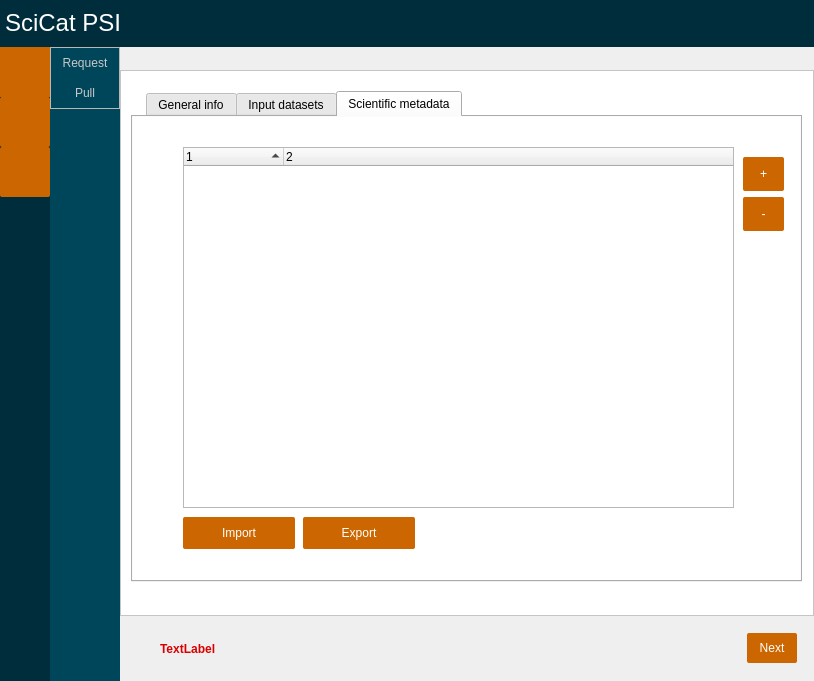
paulscherrerinstitute/scicat-qt, file PSIArchiver/dialog.ui: the form before one commit.
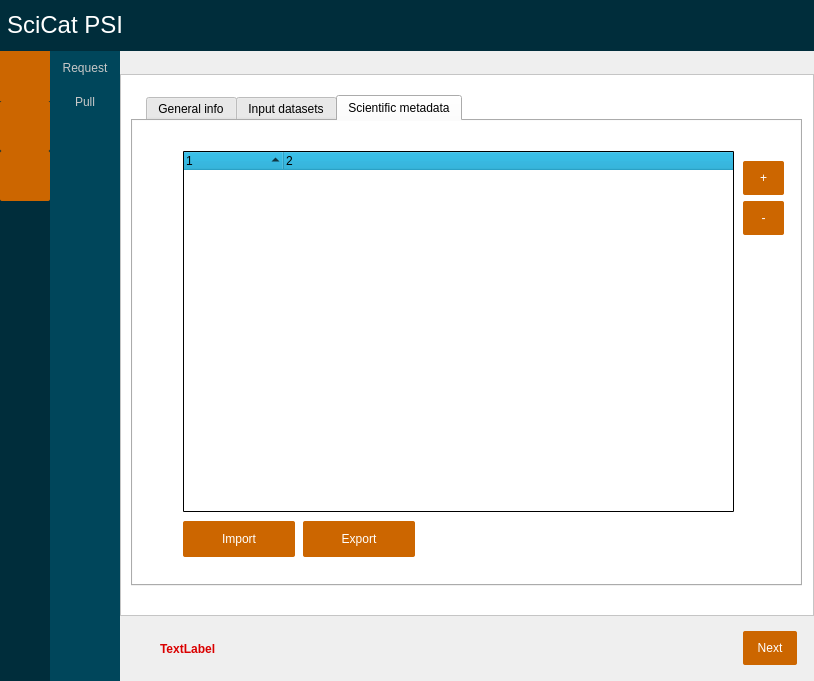
The form after the commit. The open tabs and pages were chosen to show the change. Icons and pictures are not drawn.

The edit to the form file:
```diff
--- a/PSIArchiver/dialog.ui
+++ b/PSIArchiver/dialog.ui
@@ -23,7 +23,7 @@
    <string>PSIArchiver</string>
   </property>
   <property name="styleSheet">
-   <string notr="true">QPushButton{background-color: rgb(204, 102, 0); color: rgb(255, 255, 255); border-radius:2px; min-width:50px; min-height:30px}
+   <string notr="true">QPushButton{background-color: rgb(204, 102, 0); color: rgb(255, 255, 255); border-radius:2px; min-width:50px; min-height:30px; padding: 2px;}
 QPushButton:hover{background-color: rgb(244, 122, 0); color: rgb(255, 255, 255)}
 </string>
   </property>
@@ -72,16 +72,16 @@
        <number>0</number>
       </property>
       <property name="leftMargin">
-       <number>0</number>
+       <number>2</number>
       </property>
       <property name="topMargin">
-       <number>0</number>
+       <number>2</number>
       </property>
       <property name="rightMargin">
-       <number>0</number>
+       <number>2</number>
       </property>
       <property name="bottomMargin">
-       <number>0</number>
+       <number>2</number>
       </property>
       <item>
        <widget class="QLabel" name="labelLogo">
@@ -201,10 +201,13 @@
             <height>50</height>
            </size>
           </property>
+          <property name="toolTip">
+           <string>Login</string>
+          </property>
           <property name="styleSheet">
-           <string notr="true">QPushButton{border-image:url(&quot;:/images/login-active.svg&quot;); background-repeat: no-repeat; width:50px; height:50px; border-radius:0px}
-QPushButton:hover{border-image:url(&quot;:/images/login.svg&quot;); background-repeat: no-repeat; width:50px; height:50px}
-QPushButton:!enabled{border-image:url(&quot;:/images/login-not-active.svg&quot;); background-repeat: no-repeat; width:50px; height:50px}
+           <string notr="true">QPushButton{background-repeat: no-repeat; width:50px; height:50px; border-radius:0px; padding:0px}
+QPushButton:hover{background-repeat: no-repeat; width:50px; height:50px}
+QPushButton:!enabled{background-repeat: no-repeat; width:50px; height:50px}
 </string>
           </property>
           <property name="text">
@@ -229,8 +232,11 @@
             <height>50</height>
            </size>
           </property>
+          <property name="toolTip">
+           <string>Archive data</string>
+          </property>
           <property name="styleSheet">
-           <string notr="true">QPushButton{border-image:url(&quot;:/images/archive-not-active.svg&quot;); background-repeat: no-repeat; width:50px; height:50px}
+           <string notr="true">QPushButton{border-image:url(&quot;:/images/archive-not-active.svg&quot;); background-repeat: no-repeat; width:50px; height:50px; padding:0px}
 QPushButton:hover{border-image:url(&quot;:/images/archive.svg&quot;); background-repeat: no-repeat; width:50px; height:50px}
 QPushButton:!enabled{border-image:url(&quot;:/images/archive-not-active.svg&quot;); background-repeat: no-repeat; width:50px; height:50px}
 
@@ -255,8 +261,11 @@
             <height>50</height>
            </size>
           </property>
+          <property name="toolTip">
+           <string>Retrieve data</string>
+          </property>
           <property name="styleSheet">
-           <string notr="true">QPushButton{border-image:url(&quot;:/images/retrieve-not-active.svg&quot;); background-repeat: no-repeat; width:50px; height:50px}
+           <string notr="true">QPushButton{border-image:url(&quot;:/images/retrieve-not-active.svg&quot;); background-repeat: no-repeat; width:50px; height:50px; padding:0px}
 QPushButton:hover{border-image:url(&quot;:/images/retrieve.svg&quot;); background-repeat: no-repeat; width:50px; height:50px}
 QPushButton:!enabled{border-image:url(&quot;:/images/retrieve-not-active.svg&quot;); background-repeat: no-repeat; width:50px; height:50px}
 
@@ -362,8 +371,8 @@
              </property>
              <property name="minimumSize">
               <size>
-               <width>50</width>
-               <height>30</height>
+               <width>54</width>
+               <height>34</height>
               </size>
              </property>
              <property name="styleSheet">
@@ -390,8 +399,8 @@
              </property>
              <property name="minimumSize">
               <size>
-               <width>50</width>
-               <height>30</height>
+               <width>54</width>
+               <height>34</height>
               </size>
              </property>
              <property name="styleSheet">
@@ -418,8 +427,8 @@
              </property>
              <property name="minimumSize">
               <size>
-               <width>50</width>
-               <height>30</height>
+               <width>54</width>
+               <height>34</height>
               </size>
              </property>
              <property name="styleSheet">
@@ -476,36 +485,6 @@
             <number>0</number>
            </property>
            <item>
-            <widget class="QFrame" name="frame_3">
-             <property name="sizePolicy">
-              <sizepolicy hsizetype="Preferred" vsizetype="Fixed">
-               <horstretch>0</horstretch>
-               <verstretch>0</verstretch>
-              </sizepolicy>
-             </property>
-             <property name="frameShape">
-              <enum>QFrame::StyledPanel</enum>
-             </property>
-             <property name="frameShadow">
-              <enum>QFrame::Raised</enum>
-             </property>
-             <layout class="QVBoxLayout" name="verticalLayout_17">
-              <property name="spacing">
-               <number>0</number>
-              </property>
-              <property name="leftMargin">
-               <number>0</number>
-              </property>
-              <property name="topMargin">
-               <number>0</number>
-              </property>
-              <property name="rightMargin">
-               <number>0</number>
-              </property>
-              <property name="bottomMargin">
-               <number>0</number>
-              </property>
-              <item>
                <widget class="QPushButton" name="pushButtonRequest">
                 <property name="sizePolicy">
                  <sizepolicy hsizetype="Preferred" vsizetype="Fixed">
@@ -515,8 +494,8 @@
                 </property>
                 <property name="minimumSize">
                  <size>
-                  <width>50</width>
-                  <height>50</height>
+               <width>54</width>
+               <height>34</height>
                  </size>
                 </property>
                 <property name="styleSheet">
@@ -540,8 +519,8 @@
                 </property>
                 <property name="minimumSize">
                  <size>
-                  <width>50</width>
-                  <height>50</height>
+               <width>54</width>
+               <height>34</height>
                  </size>
                 </property>
                 <property name="styleSheet">
@@ -555,9 +534,6 @@
                 </property>
                </widget>
               </item>
-             </layout>
-            </widget>
-           </item>
            <item>
             <spacer name="verticalSpacer_12">
              <property name="orientation">
@@ -569,7 +545,7 @@
              <property name="sizeHint" stdset="0">
               <size>
                <width>20</width>
-               <height>40</height>
+               <height>500</height>
               </size>
              </property>
             </spacer>
@@ -633,7 +609,7 @@
             <enum>QFrame::Sunken</enum>
            </property>
            <property name="currentIndex">
-            <number>0</number>
+            <number>2</number>
            </property>
            <widget class="QWidget" name="startPage">
             <layout class="QHBoxLayout" name="horizontalLayout_3">
@@ -759,7 +735,7 @@
                         <string extracomment="pgroup number"/>
                        </property>
                        <property name="text">
-                        <string>Please enter the pgroup of your data</string>
+                        <string>Please select the pgroup</string>
                        </property>
                        <property name="alignment">
                         <set>Qt::AlignCenter</set>
@@ -1089,8 +1065,8 @@
                        </property>
                        <property name="minimumSize">
                         <size>
-                         <width>50</width>
-                         <height>30</height>
+                         <width>54</width>
+                         <height>34</height>
                         </size>
                        </property>
                        <property name="styleSheet">
@@ -1417,7 +1393,7 @@
                </item>
               </layout>
              </widget>
-             <widget class="QWidget" name="tab">
+             <widget class="QWidget" name="inputDatasets">
               <attribute name="title">
                <string>Input datasets</string>
               </attribute>
@@ -1427,7 +1403,7 @@
                  <x>517</x>
                  <y>350</y>
                  <width>111</width>
-                 <height>34</height>
+                 <height>36</height>
                 </rect>
                </property>
                <property name="styleSheet">
@@ -1512,7 +1488,7 @@
                </property>
               </widget>
              </widget>
-             <widget class="QWidget" name="tab_2">
+             <widget class="QWidget" name="scientificMetadata">
               <attribute name="title">
                <string>Scientific metadata</string>
               </attribute>
@@ -1525,6 +1501,12 @@
                  <height>361</height>
                 </rect>
                </property>
+               <property name="styleSheet">
+                <string notr="true">QTreeWidget::item{ selection-background-color: rgb(0, 153, 200)}
+QTreeWidget:hover{color: rgb(255, 255, 255)}
+QTreeWidget{border-radius:1px;border-width:1px; border-color:rgb(0, 0, 0); border-style:solid}
+QHeaderView::section { background-color: rgba(0, 153, 200, 0.2)}</string>
+               </property>
                <property name="dragDropMode">
                 <enum>QAbstractItemView::InternalMove</enum>
                </property>
@@ -1585,26 +1567,26 @@
                 <string>-</string>
                </property>
               </widget>
-              <widget class="QPushButton" name="pushButton">
+              <widget class="QPushButton" name="pushButtonImportMetadata">
                <property name="geometry">
                 <rect>
                  <x>50</x>
                  <y>400</y>
                  <width>112</width>
-                 <height>32</height>
+                 <height>36</height>
                 </rect>
                </property>
                <property name="text">
                 <string>Import</string>
                </property>
               </widget>
-              <widget class="QPushButton" name="pushButton_2">
+              <widget class="QPushButton" name="pushButtonExportMetadata">
                <property name="geometry">
                 <rect>
                  <x>170</x>
                  <y>400</y>
                  <width>112</width>
-                 <height>32</height>
+                 <height>36</height>
                 </rect>
                </property>
                <property name="text">
@@ -1655,7 +1637,7 @@
                <x>300</x>
                <y>390</y>
                <width>88</width>
-               <height>34</height>
+               <height>36</height>
               </rect>
              </property>
              <property name="styleSheet">
@@ -1736,7 +1718,7 @@
                <x>60</x>
                <y>490</y>
                <width>112</width>
-               <height>32</height>
+               <height>36</height>
               </rect>
              </property>
              <property name="text">
@@ -1749,7 +1731,7 @@
                <x>510</x>
                <y>490</y>
                <width>112</width>
-               <height>32</height>
+               <height>36</height>
               </rect>
              </property>
              <property name="text">
@@ -1838,8 +1820,8 @@
              </property>
              <property name="minimumSize">
               <size>
-               <width>50</width>
-               <height>30</height>
+               <width>54</width>
+               <height>34</height>
               </size>
              </property>
              <property name="styleSheet">
```
Lines whose indentation alone changed are shown as unchanged.
